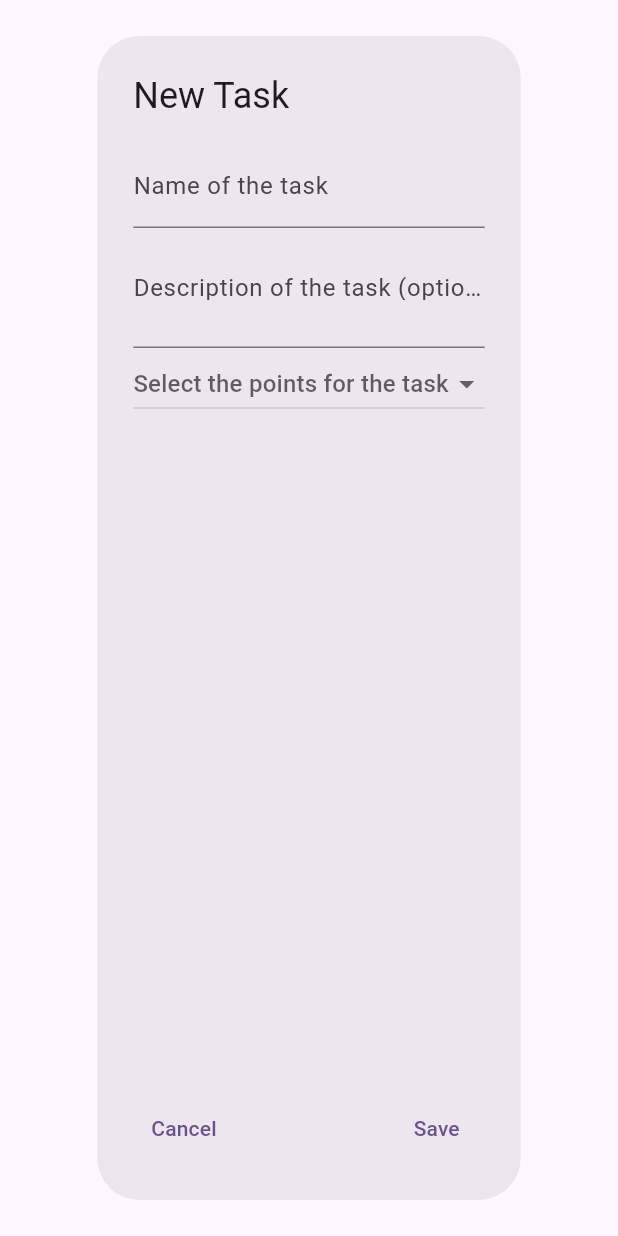
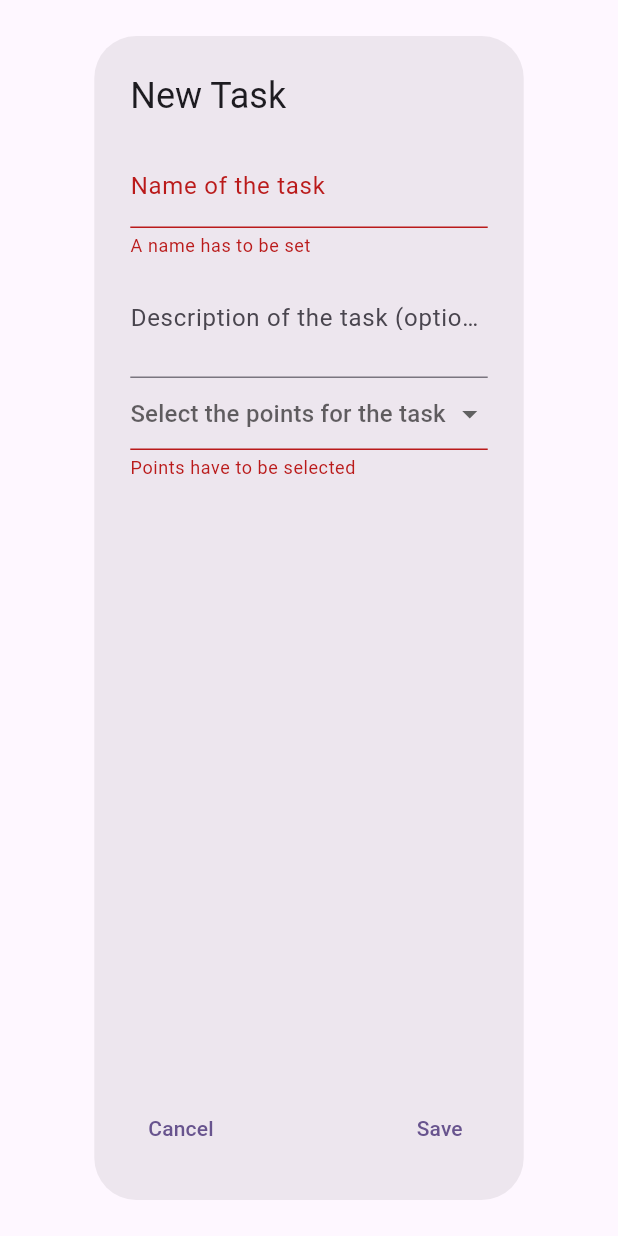
Before and after one commit to SuyashMullick/chore-tracker, a Flutter app: the CreateTaskDialog widget shown alone on an empty page, opened directly with empty values, after a tap on "Save", on a phone screen of 412 x 824 dp. Run offline on Flutter 3.47's test engine with Material 3 defaults, Android fonts, the phone set to English and light mode, and no system bars; missing offline and left inert: weekview_calendar; network calls fail.

Commit message:
Add validation on task creation page

```diff
--- a/dev_flutter/lib/View/task_page.dart
+++ b/dev_flutter/lib/View/task_page.dart
@@ -75,6 +75,7 @@ class CreateTaskDialogState extends State<CreateTaskDialog> {
   late final TextEditingController _taskDescEditingController;
   late final TextEditingController _taskNameEditingController;
   late final TextEditingController _taskPointsController;
+  final _formKey = GlobalKey<FormState>();
   int? selectedPoints;
 
   @override
@@ -87,15 +88,22 @@ class CreateTaskDialogState extends State<CreateTaskDialog> {
 
   @override
   Widget build(BuildContext context) {
-    return AlertDialog(
+    return Form(
+      key: _formKey,
+      child: AlertDialog(
         title: const Text('New Task'),
         content: Column(children: [
-        TextField(
+          TextFormField(
             controller: _taskNameEditingController,
             decoration: const InputDecoration(
               labelText: 'Name of the task',
             ),
-          maxLines: 1,
+            validator: (value) {
+              if (value == null || value.trim().isEmpty) {
+                return 'A name has to be set';
+              }
+              return null;
+            },
           ),
           TextField(
             controller: _taskDescEditingController,
@@ -104,7 +112,7 @@ class CreateTaskDialogState extends State<CreateTaskDialog> {
             ),
             maxLines: 2,
           ),
-        DropdownButton<int>(
+          DropdownButtonFormField<int>(
             value: selectedPoints,
             hint: const Text('Select the points for the task'),
             items: List.generate(
@@ -122,6 +130,12 @@ class CreateTaskDialogState extends State<CreateTaskDialog> {
                 selectedPoints = value;
               });
             },
+            validator: (value) {
+              if (value == null) {
+                return 'Points have to be selected';
+              }
+              return null;
+            },
           )
         ]),
         actionsAlignment: MainAxisAlignment.spaceBetween,
@@ -134,6 +148,9 @@ class CreateTaskDialogState extends State<CreateTaskDialog> {
           ),
           TextButton(
             onPressed: () {
+              if (!_formKey.currentState!.validate()) {
+                return;
+              }
               if (_taskNameEditingController.text.isNotEmpty &&
                   selectedPoints != null) {
                 final Task newTask = Task(
@@ -153,6 +170,7 @@ class CreateTaskDialogState extends State<CreateTaskDialog> {
             child: const Text('Save'),
           ),
         ],
+      ),
     );
   }
 }
```
Lines whose indentation alone changed are shown as unchanged.
